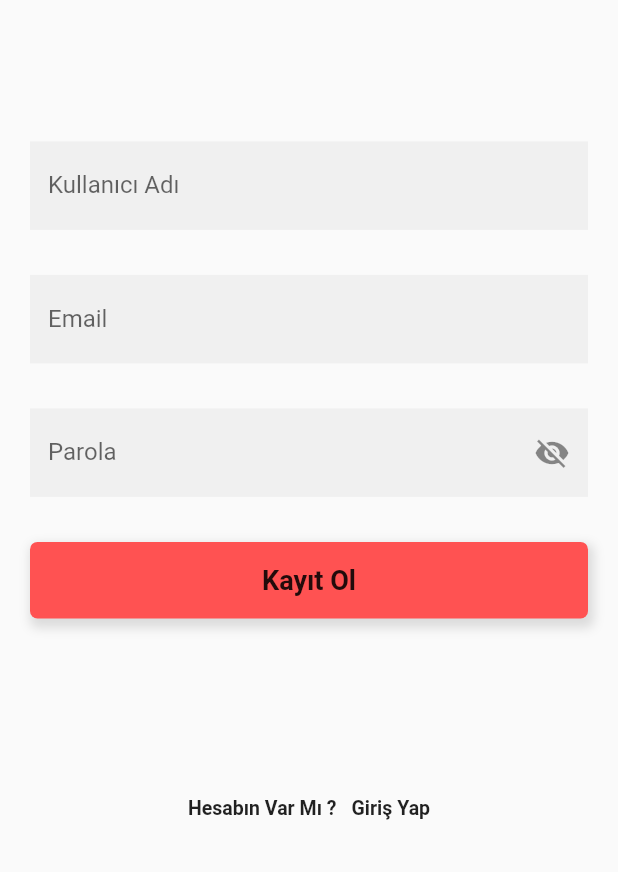
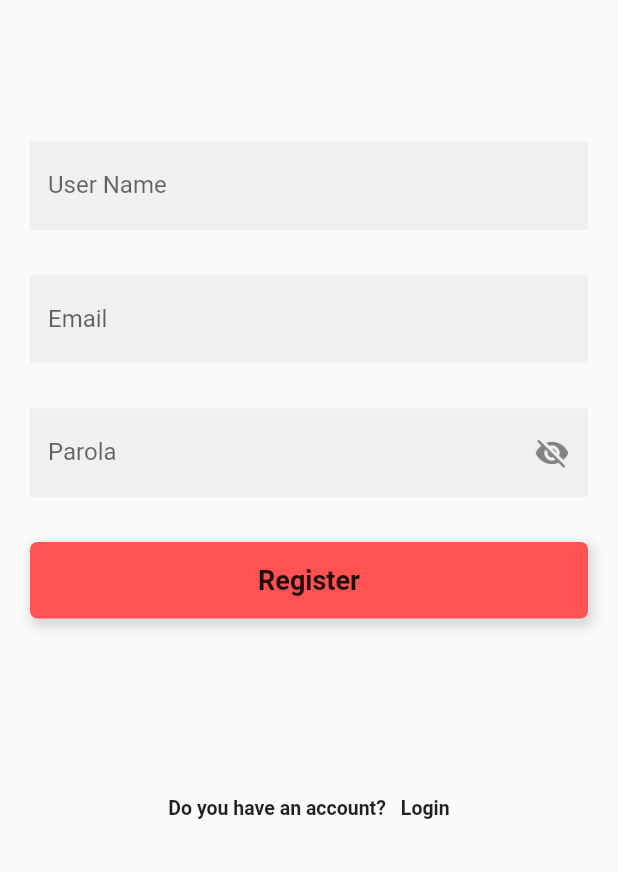
Before and after one commit to FiratAlabuga/KanDostumV2, a Flutter app: the SignUpPage screen opened directly, on a phone screen of 412 x 824 dp, the part 364-1236 px from its top. Run offline on Flutter 3.47's test engine with Material 2 defaults, Android fonts, the light colour scheme and no system bars; our stand-ins replace bottom_navy_bar, cloud_firestore, dynamic_theme, expansion_tile_card, extended_image, firebase_auth and 10 more; missing offline and left inert: maps_launcher, search_cep, simple_speed_dial, social_share; accounts and stored records are empty; generated files the repository leaves out were written again.

Commit message:
Update sign_up_page.dart
Şilan

```diff
--- a/Mobil_App/lib/app/modules/login/pages/sign_up_page.dart
+++ b/Mobil_App/lib/app/modules/login/pages/sign_up_page.dart
@@ -47,14 +47,14 @@ class _SignUpPageState extends State<SignUpPage> {
   }
 
   onSignUpError(error) {
-    SnackBarHelper.showFailureMessage(context, title: 'Hata', message: error);
+    SnackBarHelper.showFailureMessage(context, title: 'Error', message: error);
   }
 
   onSignUpSuccess() {
     SnackBarHelper.showSuccessMessage(
       context,
-      title: 'Başarılı',
-      message: 'Kaydınız Başarıyla Gerçekleştirildi.',
+      title: 'Success',
+      message: 'Your Registration Has Been Successfully Completed.',
     );
 
     _controller.signInWithCredentials(
@@ -96,7 +96,7 @@ class _SignUpPageState extends State<SignUpPage> {
                 Expanded(child: SizedBox()),
                 Observer(builder: (_) {
                   return CustomInputField(
-                    label: 'Kullanıcı Adı',
+                    label: 'User Name',
                     busy: _controller.busy,
                     textInputType: TextInputType.text,
                     validator: Validator.isValidateName,
@@ -126,7 +126,7 @@ class _SignUpPageState extends State<SignUpPage> {
                 SizedBox(height: 20),
                 Observer(builder: (_) {
                   return SubmitButton(
-                    label: 'Kayıt Ol',
+                    label: 'Register',
                     busy: _controller.busy,
                     firstColor: Theme.of(context).accentColor,
                     secondColor: Theme.of(context).primaryColor,
@@ -135,8 +135,8 @@ class _SignUpPageState extends State<SignUpPage> {
                 }),
                 Expanded(child: SizedBox()),
                      MetinButton(
-                  question: 'Hesabın Var Mı ?',
-                  label: 'Giriş Yap',
+                  question: 'Do you have an account?',
+                  label: 'Login',
                   onTap: navigatorToLoginPage,
                 ),
               ],
```
